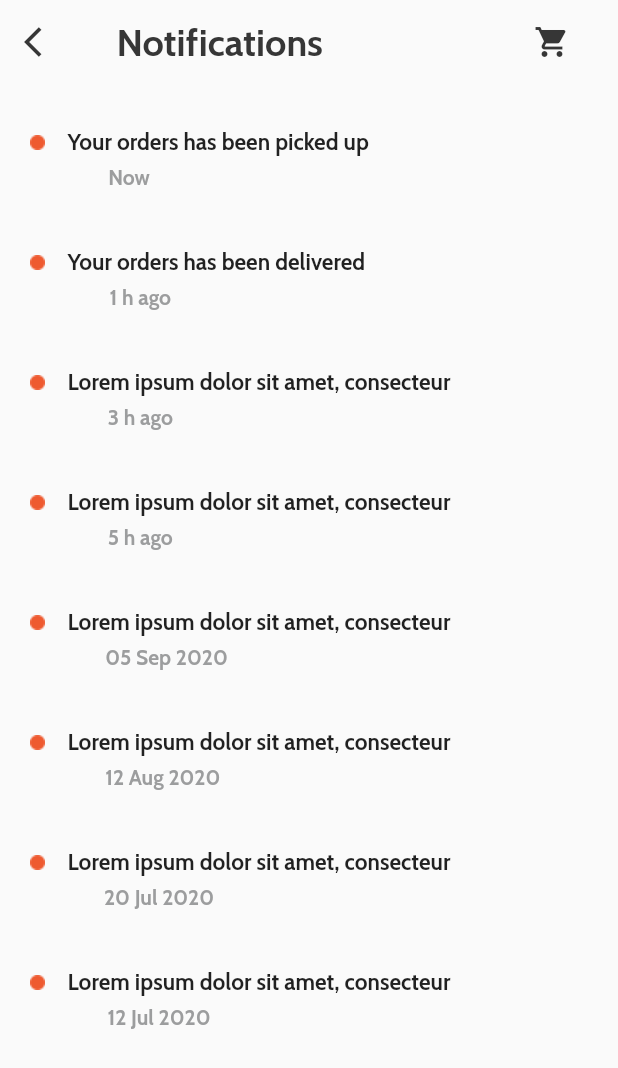
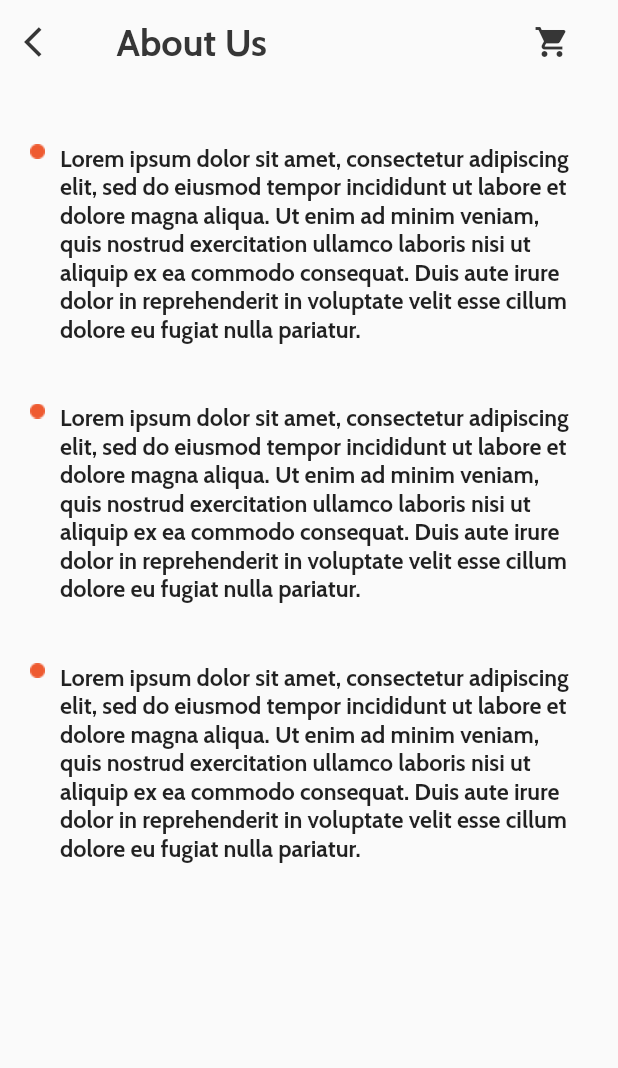
Before and after one commit to CATR27/AppMonkey5, a Flutter app: the screen it shows after launch, on a phone screen of 412 x 824 dp. Shown: the top 1068 px of the screen. Run offline on Flutter 3.47's test engine with Material 2 defaults, Android fonts, the phone set to English and light mode, and no system bars.

Commit message:
Gutierrez Rabanales Edgardo

```diff
--- a/lib/main.dart
+++ b/lib/main.dart
@@ -5,7 +5,7 @@ void main() {
   runApp(MaterialApp(
       debugShowCheckedModeBanner: false,
       title: 'Monkey Delivery',
-      initialRoute: '/notification',
+      initialRoute: '/about',
       routes: routes,
       theme: ThemeData(
           primaryColor: const Color.fromRGBO(252, 96, 17, 1.0),
--- /dev/null
+++ b/lib/src/pages/aboutUs.dart
@@ -0,0 +1,110 @@
+import 'package:flutter/material.dart';
+import 'package:flutter/rendering.dart';
+
+class About_Us extends StatelessWidget {
+  const About_Us({Key? key}) : super(key: key);
+
+  @override
+  Widget build(BuildContext context) {
+    return Stack(
+      children:<Widget>[ Scaffold(
+        appBar: AppBar(
+          shadowColor: Colors.transparent,
+          title: const Text(' About Us',
+          style: TextStyle(color: Color.fromARGB(255, 54, 54, 54),
+          fontSize: 25.0,
+          ),
+          ),
+          leading: IconButton(
+            icon:const Icon(Icons.arrow_back_ios,
+            color: Color.fromARGB(255, 54, 54, 54),),
+            onPressed: (){},),
+          backgroundColor: Colors.transparent,
+          actions:<Widget>[
+            IconButton(
+              icon: const Icon(Icons.shopping_cart,
+              color: Color.fromARGB(255, 54, 54, 54),
+              ),
+              onPressed: (){}),
+              const SizedBox(width: 20,),
+          ],
+        ),
+        body: SingleChildScrollView(
+          child: Column(
+
+          children: <Widget>[
+             Stack(
+
+              children: [
+                Container(
+                  alignment: Alignment.topLeft,
+                  child: Image.asset('lib/src/img/punto.png'),
+                  margin: const EdgeInsets.only( left: 20, top: 40),
+                    ),
+                Row(
+                  children: <Widget>[
+
+                    Container(
+                      child: const Text('Lorem ipsum dolor sit amet, consectetur adipiscing\nelit, sed do eiusmod tempor incididunt ut labore et\ndolore magna aliqua. Ut enim ad minim veniam,\nquis nostrud exercitation ullamco laboris nisi ut\naliquip ex ea commodo consequat. Duis aute irure\ndolor in reprehenderit in voluptate velit esse cillum\ndolore eu fugiat nulla pariatur.',
+                      style: TextStyle(fontSize: 15.5),
+                      ),
+                      margin: const EdgeInsets.only( left: 40, top: 40),
+                    )
+                  ],
+                ),
+              ],
+            ),
+             Stack(
+
+              children: [
+                Container(
+                  alignment: Alignment.topLeft,
+                  child: Image.asset('lib/src/img/punto.png'),
+                  margin: const EdgeInsets.only( left: 20, top: 40),
+                    ),
+                Row(
+                  children: <Widget>[
+
+                    Container(
+                      child: const Text('Lorem ipsum dolor sit amet, consectetur adipiscing\nelit, sed do eiusmod tempor incididunt ut labore et\ndolore magna aliqua. Ut enim ad minim veniam,\nquis nostrud exercitation ullamco laboris nisi ut\naliquip ex ea commodo consequat. Duis aute irure\ndolor in reprehenderit in voluptate velit esse cillum\ndolore eu fugiat nulla pariatur.',
+                      style: TextStyle(fontSize: 15.5),
+                      ),
+                      margin: const EdgeInsets.only( left: 40, top: 40),
+                    )
+                  ],
+                ),
+              ],
+            ),
+
+             Stack(
+              //mainAxisAlignment: MainAxisAlignment.start,
+
+              children: [
+                Container(
+                  alignment: Alignment.topLeft,
+                  child: Image.asset('lib/src/img/punto.png'),
+                  margin: const EdgeInsets.only( left: 20, top: 40),
+                    ),
+                Row(
+                  children: <Widget>[
+
+                    Container(
+                      child: const Text('Lorem ipsum dolor sit amet, consectetur adipiscing\nelit, sed do eiusmod tempor incididunt ut labore et\ndolore magna aliqua. Ut enim ad minim veniam,\nquis nostrud exercitation ullamco laboris nisi ut\naliquip ex ea commodo consequat. Duis aute irure\ndolor in reprehenderit in voluptate velit esse cillum\ndolore eu fugiat nulla pariatur.',
+                      style: TextStyle(fontSize: 15.5),
+                      ),
+                      margin: const EdgeInsets.only( left: 40, top: 40),
+                    )
+                  ],
+                ),
+              ],
+            ),
+            ]
+          ),
+         ),
+      )
+      ]
+
+    );
+
+  }
+}
--- a/lib/src/routes/routes.dart
+++ b/lib/src/routes/routes.dart
@@ -1,4 +1,5 @@
 import 'package:appmonkey/src/pages/Thankyou.dart';
+import 'package:appmonkey/src/pages/aboutUs.dart';
 import 'package:appmonkey/src/pages/more.dart';
 import 'package:appmonkey/src/pages/notifications.dart';
 import 'package:flutter/material.dart';
@@ -38,6 +39,7 @@ final routes=<String, WidgetBuilder>{
   /*6*/'/verif': (BuildContext context) => const VerificationPage(),
   /*7*/'/newpass': (BuildContext context) => const NewPassPage(),
   /*25*/'/addcredit2': (BuildContext context) => const addcredit1(),
+  /*21*/'/about': (BuildContext context) => const About_Us(),
 ///////////////////////////////////////////////////////////
 
 ///////////////Ortega Camacho Javier Abraham///////////////
```
